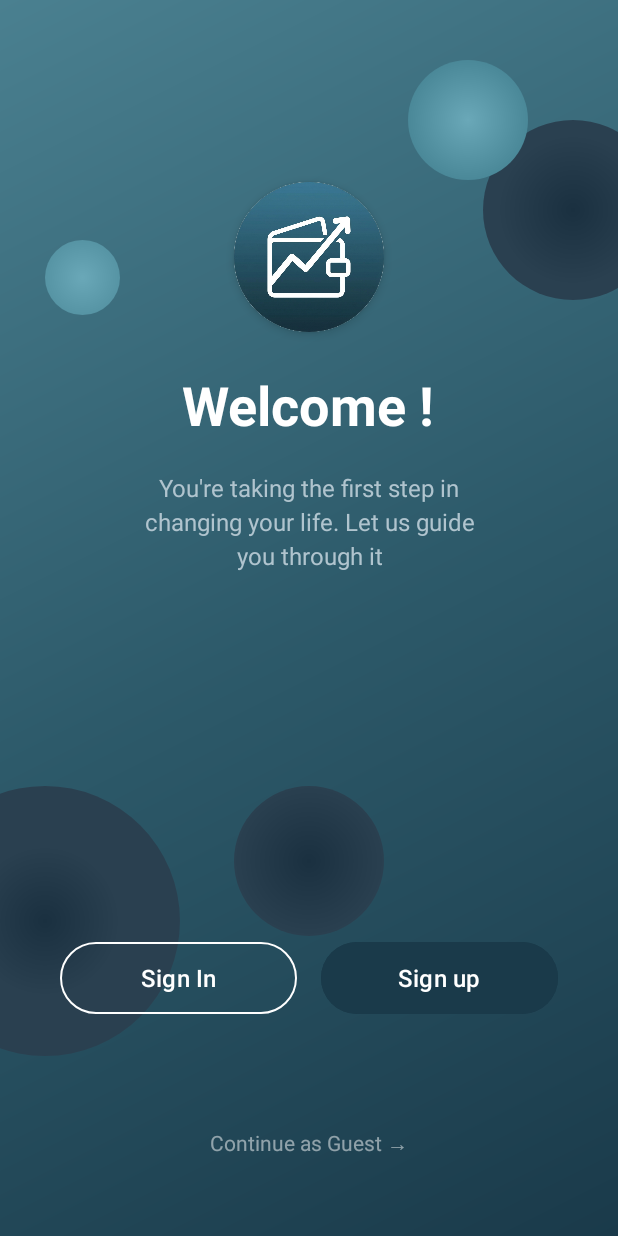
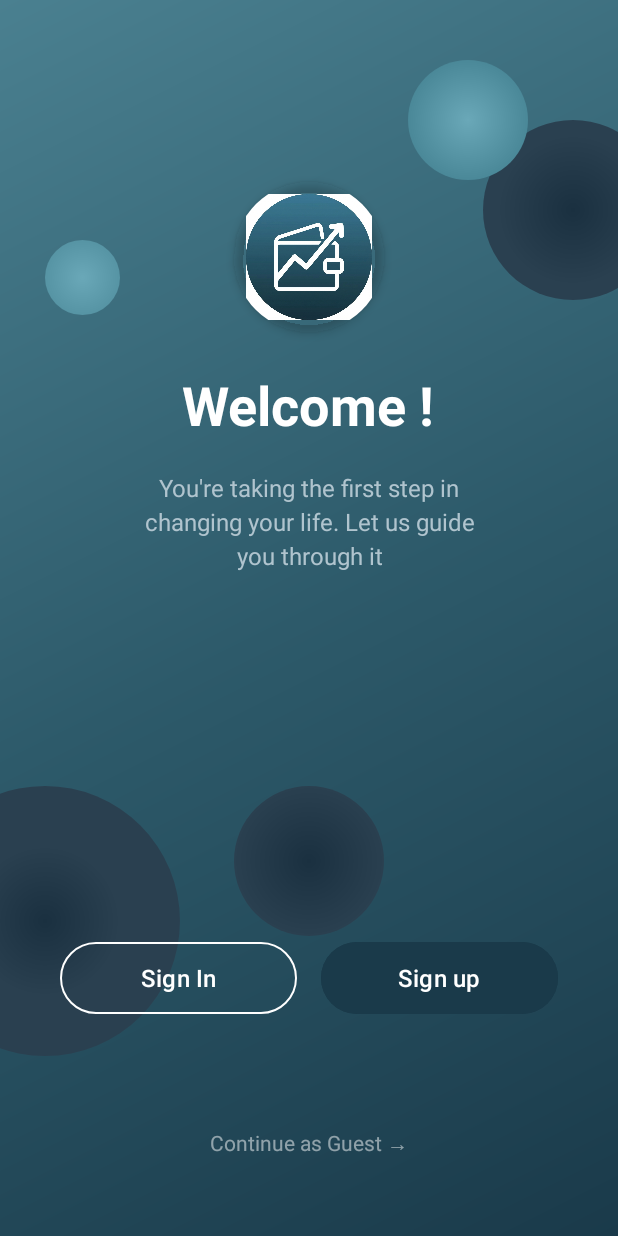
Before and after one commit to nNEWBE/expense-tracker, an Android app: the screen it shows after launch (WelcomeActivity), on a phone screen of 412 x 824 dp. Run offline under Robolectric (Android 15) with nearby library versions, the phone set to English and light mode, and no system bars; our stand-ins replace Firebase (no records; nobody signed in at launch, a user with empty details on screens opened directly).

Commit message:
fix: Update splash theme to use new app logo and fix logo scaling

```diff
--- a/app/src/main/res/layout/activity_splash.xml
+++ b/app/src/main/res/layout/activity_splash.xml
@@ -79,7 +79,8 @@
                 android:id="@+id/ivLogo"
                 android:layout_width="match_parent"
                 android:layout_height="match_parent"
-                android:scaleType="centerCrop"
+                android:padding="8dp"
+                android:scaleType="fitCenter"
                 android:src="@drawable/app_logo" />
 
         </com.google.android.material.card.MaterialCardView>
--- a/app/src/main/res/layout/activity_welcome.xml
+++ b/app/src/main/res/layout/activity_welcome.xml
@@ -76,7 +76,8 @@
             <ImageView
                 android:layout_width="match_parent"
                 android:layout_height="match_parent"
-                android:scaleType="centerCrop"
+                android:padding="8dp"
+                android:scaleType="fitCenter"
                 android:src="@drawable/app_logo" />
 
         </com.google.android.material.card.MaterialCardView>
--- a/app/src/main/res/values/themes.xml
+++ b/app/src/main/res/values/themes.xml
@@ -30,8 +30,9 @@
     </style>
 
     <style name="Theme.TrackExpense.Splash" parent="Theme.SplashScreen">
-        <item name="windowSplashScreenBackground">@color/primary</item>
-        <item name="windowSplashScreenAnimatedIcon">@drawable/ic_salary</item>
+        <item name="windowSplashScreenBackground">#1A3A4A</item>
+        <item name="windowSplashScreenAnimatedIcon">@drawable/app_logo</item>
+        <item name="windowSplashScreenIconBackgroundColor">#1A3A4A</item>
         <item name="postSplashScreenTheme">@style/Theme.TrackExpense</item>
     </style>
 
```
